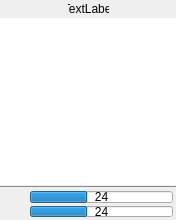
appach22/zface, file zface/mainwindow.ui: the form before one commit.
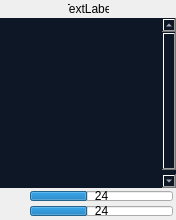
The form after the commit. The open tabs and pages were chosen to show the change. Custom widgets are drawn as their Qt base class.

Commit message: 1. Started items disabling. 2. Started style sheet.

Diff of the .ui file:
```diff
--- a/zface/mainwindow.ui
+++ b/zface/mainwindow.ui
@@ -212,7 +212,8 @@
        </sizepolicy>
       </property>
       <property name="styleSheet">
-       <string notr="true"/>
+       <string notr="true">color: rgb(255, 255, 255);
+background-color: rgb(14, 23, 38);</string>
       </property>
       <property name="currentIndex">
        <number>15</number>
@@ -756,6 +757,8 @@
 &lt;p style=&quot;-qt-paragraph-type:empty; margin-top:0px; margin-bottom:0px; margin-left:0px; margin-right:0px; -qt-block-indent:0; text-indent:0px;&quot;&gt;&lt;/p&gt;
 &lt;p style=&quot;-qt-paragraph-type:empty; margin-top:0px; margin-bottom:0px; margin-left:0px; margin-right:0px; -qt-block-indent:0; text-indent:0px;&quot;&gt;&lt;/p&gt;
 &lt;p style=&quot;-qt-paragraph-type:empty; margin-top:0px; margin-bottom:0px; margin-left:0px; margin-right:0px; -qt-block-indent:0; text-indent:0px;&quot;&gt;&lt;/p&gt;
+&lt;p style=&quot;-qt-paragraph-type:empty; margin-top:0px; margin-bottom:0px; margin-left:0px; margin-right:0px; -qt-block-indent:0; text-indent:0px;&quot;&gt;&lt;/p&gt;
+&lt;p style=&quot;-qt-paragraph-type:empty; margin-top:0px; margin-bottom:0px; margin-left:0px; margin-right:0px; -qt-block-indent:0; text-indent:0px;&quot;&gt;&lt;/p&gt;
 &lt;p style=&quot;-qt-paragraph-type:empty; margin-top:12px; margin-bottom:12px; margin-left:0px; margin-right:0px; -qt-block-indent:0; text-indent:0px; font-family:'Courier New,courier';&quot;&gt;&lt;/p&gt;&lt;/td&gt;&lt;/tr&gt;&lt;/table&gt;&lt;/body&gt;&lt;/html&gt;</string>
           </property>
           <property name="textInteractionFlags">
@@ -1875,19 +1878,6 @@
       </widget>
      </widget>
     </item>
-    <item>
-     <widget class="Line" name="line">
-      <property name="styleSheet">
-       <string notr="true">color: rgb(140, 140, 140);</string>
-      </property>
-      <property name="frameShadow">
-       <enum>QFrame::Plain</enum>
-      </property>
-      <property name="orientation">
-       <enum>Qt::Horizontal</enum>
-      </property>
-     </widget>
-    </item>
     <item>
      <widget class="QStackedWidget" name="statusPages">
       <property name="enabled">
@@ -2278,10 +2268,19 @@
         <item>
          <layout class="QVBoxLayout" name="verticalLayout_2">
           <property name="spacing">
-           <number>3</number>
+           <number>5</number>
           </property>
           <item>
            <widget class="QProgressBar" name="gainRecLeftProgress">
+            <property name="maximumSize">
+             <size>
+              <width>16777215</width>
+              <height>10</height>
+             </size>
+            </property>
+            <property name="styleSheet">
+             <string notr="true"/>
+            </property>
             <property name="maximum">
              <number>60</number>
             </property>
@@ -2295,6 +2294,12 @@
           </item>
           <item>
            <widget class="QProgressBar" name="gainRecRightProgress">
+            <property name="maximumSize">
+             <size>
+              <width>16777215</width>
+              <height>10</height>
+             </size>
+            </property>
             <property name="maximum">
              <number>60</number>
             </property>
```
Left out of the diff: 6 changed lines with no effect on the pictures. The commit also changes 14 other files.
